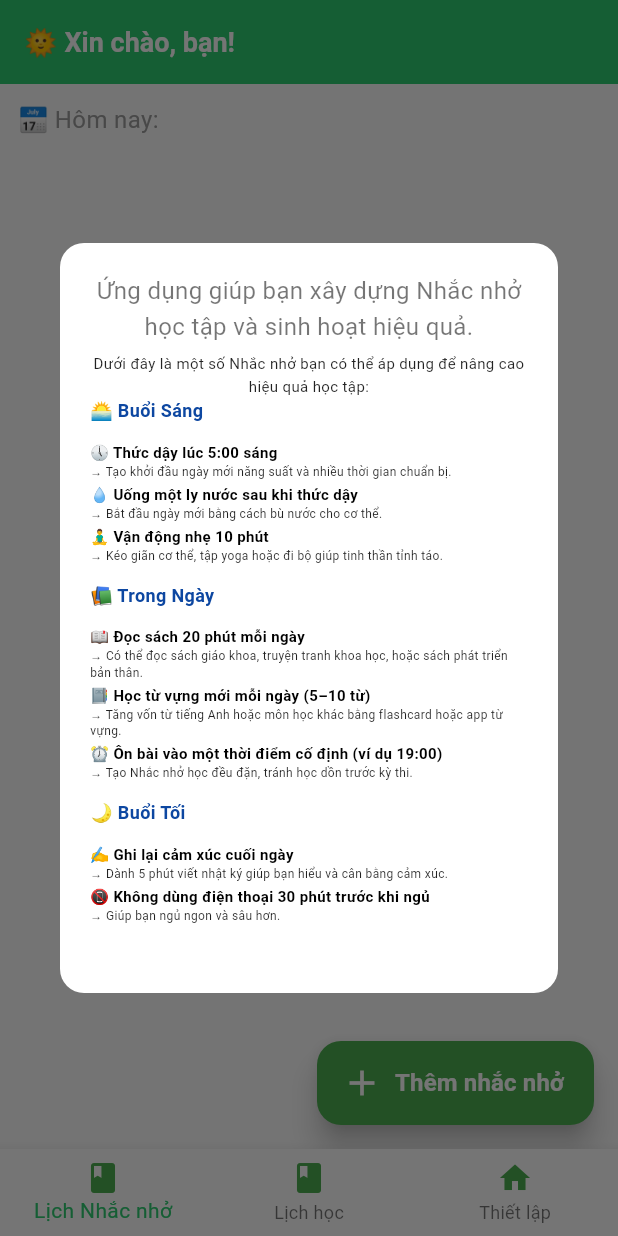
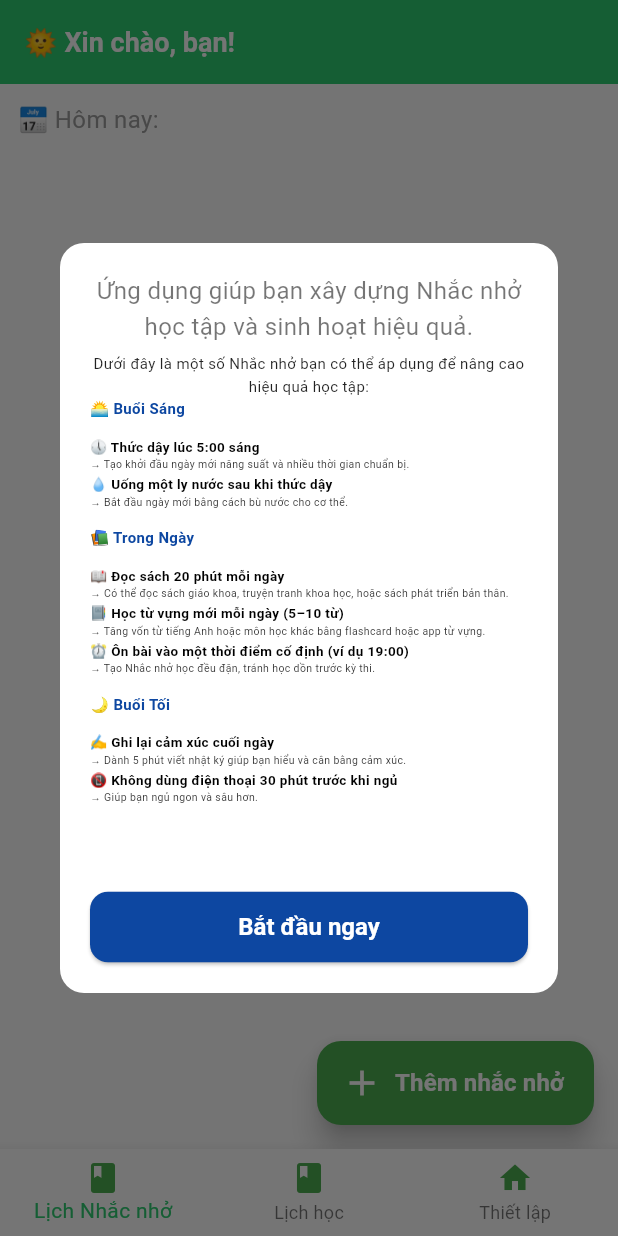
Before and after one commit to dongphanit/appnext2, a Flutter app: the screen it shows after launch, on a phone screen of 412 x 824 dp. Run offline on Flutter 3.47's test engine with Material 3 defaults, Android fonts, the phone set to English and light mode, and no system bars; our stand-ins replace flutter_local_notifications, google_mobile_ads, shared_preferences, sqflite, timezone; accounts and stored records are empty; network calls fail.

Commit message:
fix hien thi huong dan

```diff
--- a/lib/home_intro_screen.dart
+++ b/lib/home_intro_screen.dart
@@ -1,18 +1,18 @@
 import 'package:flutter/material.dart';
 
 TextStyle get titleStyle => const TextStyle(
-      fontSize: 12,
+      fontSize: 10,
       fontWeight: FontWeight.bold,
       color: Color(0xFF0D47A1),
     );
 
 TextStyle get habitTitleStyle => const TextStyle(
-      fontSize: 10,
+      fontSize: 9,
       fontWeight: FontWeight.w600,
     );
 
 TextStyle get habitDescriptionStyle => const TextStyle(
-      fontSize: 8,
+      fontSize: 7,
       color: Colors.black87,
     );
 
@@ -43,14 +43,14 @@ Widget buildSection(String heading, List<Widget> habits) {
     ),
   );
 }
-
 Widget introductionStep(Function callBack) {
   return Padding(
     padding: const EdgeInsets.all(20),
+    child: Column(
+      children: [
+        Expanded(
           child: ListView(
             children: [
-        // Title
-
               Text(
                 'Ứng dụng giúp bạn xây dựng Nhắc nhở học tập và sinh hoạt hiệu quả.',
                 textAlign: TextAlign.center,
@@ -58,10 +58,9 @@ Widget introductionStep(Function callBack) {
                   fontSize: 16,
                   color: Colors.black54,
                   height: 1.5,
-            )),
-
+                ),
+              ),
               const SizedBox(height: 5),
-        // Example habits text
               Text(
                 'Dưới đây là một số Nhắc nhở bạn có thể áp dụng để nâng cao hiệu quả học tập:',
                 textAlign: TextAlign.center,
@@ -69,15 +68,13 @@ Widget introductionStep(Function callBack) {
                   fontSize: 10,
                   color: Colors.black87,
                   height: 1.5,
-            )),
-
+                ),
+              ),
               buildSection('🌅 Buổi Sáng', [
                 buildHabit('🕔 Thức dậy lúc 5:00 sáng',
                     '→ Tạo khởi đầu ngày mới năng suất và nhiều thời gian chuẩn bị.'),
                 buildHabit('💧 Uống một ly nước sau khi thức dậy',
                     '→ Bắt đầu ngày mới bằng cách bù nước cho cơ thể.'),
-          buildHabit('🧘‍♂️ Vận động nhẹ 10 phút',
-              '→ Kéo giãn cơ thể, tập yoga hoặc đi bộ giúp tinh thần tỉnh táo.'),
               ]),
               buildSection('📚 Trong Ngày', [
                 buildHabit('📖 Đọc sách 20 phút mỗi ngày',
@@ -94,16 +91,25 @@ Widget introductionStep(Function callBack) {
                     '→ Giúp bạn ngủ ngon và sâu hơn.'),
               ]),
               const SizedBox(height: 24),
-        ElevatedButton(
+            ],
+          ),
+        ),
+        SizedBox(
+          width: double.infinity,
+          child: ElevatedButton(
             onPressed: () => callBack(),
             style: ElevatedButton.styleFrom(
               backgroundColor: const Color(0xFF0D47A1),
-            shape:
-                RoundedRectangleBorder(borderRadius: BorderRadius.circular(12)),
+              shape: RoundedRectangleBorder(
+                borderRadius: BorderRadius.circular(12),
+              ),
               padding: const EdgeInsets.symmetric(vertical: 14),
             ),
-          child: const Text('Bắt đầu ngay',
-              style: TextStyle(fontSize: 16, color: Colors.white)),
+            child: const Text(
+              'Bắt đầu ngay',
+              style: TextStyle(fontSize: 16, color: Colors.white),
+            ),
+          ),
         )
       ],
     ),
```
Lines whose indentation alone changed are shown as unchanged.
